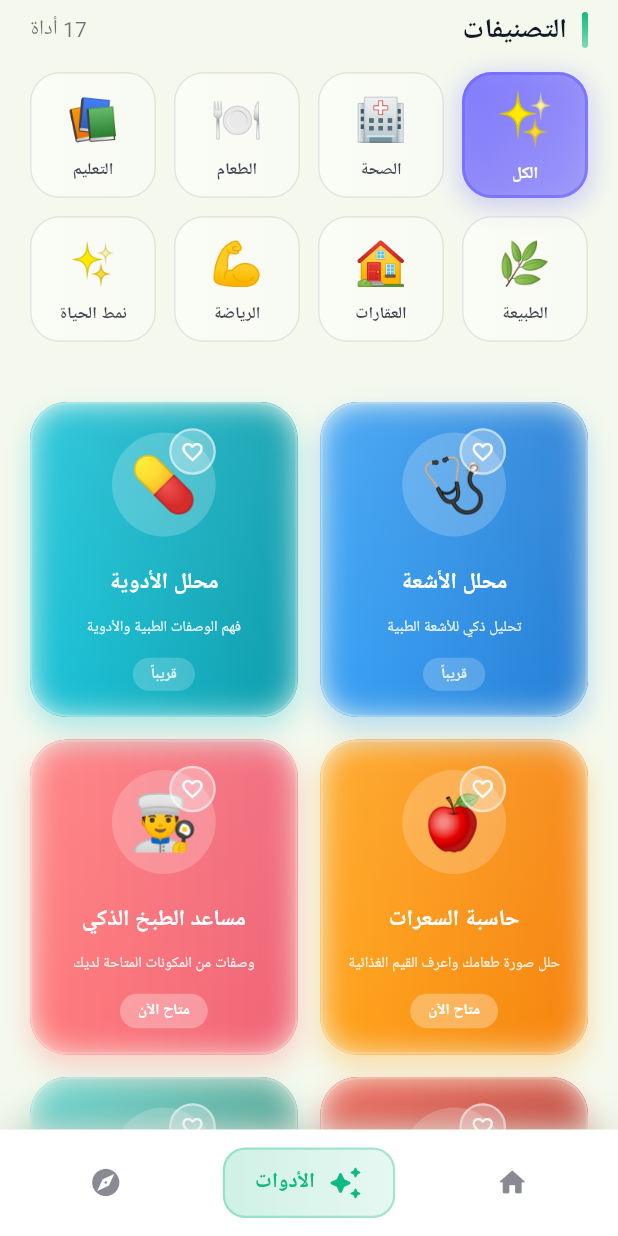
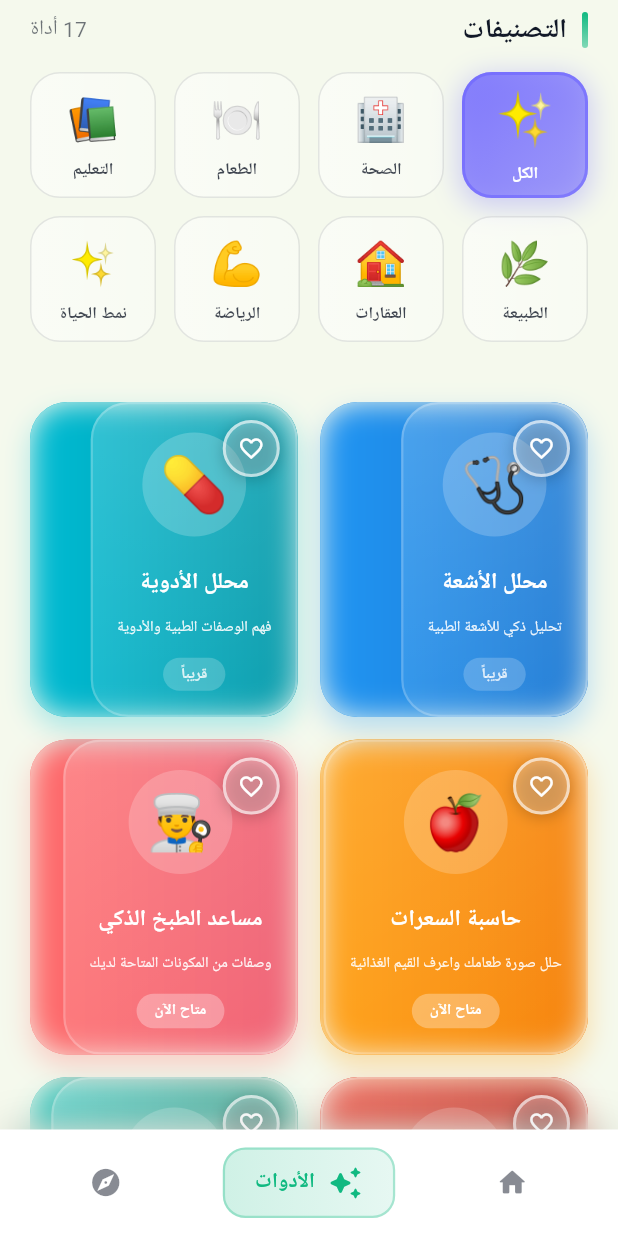
Before and after one commit to kkkrraamm/aldlma, a Flutter app: the AIToolsPage screen opened directly, scrolled down 576 dp, on a phone screen of 412 x 824 dp. Run offline on Flutter 3.47's test engine with Material 3 defaults, Android fonts, the phone set to English and light mode, and no system bars; our stand-ins replace cached_network_image, device_info_plus, firebase_core, firebase_messaging, fl_chart, flutter_local_notifications and 6 more; accounts and stored records are empty; network calls fail; Roboto replaces fonts that are missing (Cairo).

Commit message:
Improve favorite button position in tool cards
User Request: "ابي مكان القلب افضل من كذا"

Changes - Better Positioning:

Before:
- Heart icon was positioned on top-right of the tool icon
- Small size (16px)
- Overlapping with the emoji icon
- Less visible

After:
- Heart icon moved to top-right corner of the entire card
- Larger size (18px)
- Better spacing (12px from edges)
- More prominent and accessible

Design Improvements:

1. Position:
   Before: Positioned(top: 0, right: 0) on icon
   After: Positioned(top: 12, right: 12) on card

2. Size:
   Before: 16px icon, 6px padding
   After: 18px icon, 8px padding

3. Border:
   Before: 1.5px border
   After: 2px border (more visible)

4. Shadow:
   Added: BoxShadow for depth
   - color: black 0.2 opacity
   - blurRadius: 8
   - offset: (0, 2)

5. Background:
   Favorite: red 0.95 opacity (more solid)
   Not favorite: white 0.25 opacity (more visible)

Visual Structure:
┌─────────────────┐
│            ❤️   │ ← Better position
│                 │
│      🍽️         │
│  حاسبة السعرات  │
│                 │
│  [متاح الآن]    │
└─────────────────┘

Perfect positioning! ✨

```diff
--- a/lib/ai_tools_page.dart
+++ b/lib/ai_tools_page.dart
@@ -906,7 +906,9 @@ class _AIToolsPageState extends State<AIToolsPage> with SingleTickerProviderStat
           borderRadius: BorderRadius.circular(25),
           child: BackdropFilter(
             filter: ImageFilter.blur(sigmaX: 10, sigmaY: 10),
-            child: Container(
+            child: Stack(
+              children: [
+                Container(
                   padding: const EdgeInsets.all(16),
                   decoration: BoxDecoration(
                     gradient: LinearGradient(
@@ -926,9 +928,7 @@ class _AIToolsPageState extends State<AIToolsPage> with SingleTickerProviderStat
                   child: Column(
                     mainAxisAlignment: MainAxisAlignment.spaceBetween,
                     children: [
-                  // Icon مع زر المفضلة
-                  Stack(
-                    children: [
+                      // Icon
                       Container(
                         padding: const EdgeInsets.all(12),
                         decoration: BoxDecoration(
@@ -939,36 +939,6 @@ class _AIToolsPageState extends State<AIToolsPage> with SingleTickerProviderStat
                           tool['icon'],
                           style: const TextStyle(fontSize: 36),
                         ),
-                      ),
-                      // زر المفضلة
-                      Positioned(
-                        top: 0,
-                        right: 0,
-                        child: GestureDetector(
-                          onTap: () => _toggleFavorite(tool['title']),
-                          child: Container(
-                            padding: const EdgeInsets.all(6),
-                            decoration: BoxDecoration(
-                              color: _favoriteTools.contains(tool['title'])
-                                  ? Colors.red.withOpacity(0.9)
-                                  : Colors.white.withOpacity(0.3),
-                              shape: BoxShape.circle,
-                              border: Border.all(
-                                color: Colors.white.withOpacity(0.5),
-                                width: 1.5,
-                              ),
-                            ),
-                            child: Icon(
-                              _favoriteTools.contains(tool['title'])
-                                  ? Icons.favorite
-                                  : Icons.favorite_border,
-                              color: Colors.white,
-                              size: 16,
-                            ),
-                          ),
-                        ),
-                      ),
-                    ],
                       ),
                   const SizedBox(height: 10),
                   // Title
@@ -1040,6 +1010,43 @@ class _AIToolsPageState extends State<AIToolsPage> with SingleTickerProviderStat
                     ),
                   ],
                 ),
+                ),
+                // زر المفضلة في أعلى يمين البطاقة
+                Positioned(
+                  top: 12,
+                  right: 12,
+                  child: GestureDetector(
+                    onTap: () => _toggleFavorite(tool['title']),
+                    child: Container(
+                      padding: const EdgeInsets.all(8),
+                      decoration: BoxDecoration(
+                        color: _favoriteTools.contains(tool['title'])
+                            ? Colors.red.withOpacity(0.95)
+                            : Colors.white.withOpacity(0.25),
+                        shape: BoxShape.circle,
+                        border: Border.all(
+                          color: Colors.white.withOpacity(0.6),
+                          width: 2,
+                        ),
+                        boxShadow: [
+                          BoxShadow(
+                            color: Colors.black.withOpacity(0.2),
+                            blurRadius: 8,
+                            offset: const Offset(0, 2),
+                          ),
+                        ],
+                      ),
+                      child: Icon(
+                        _favoriteTools.contains(tool['title'])
+                            ? Icons.favorite
+                            : Icons.favorite_border,
+                        color: Colors.white,
+                        size: 18,
+                      ),
+                    ),
+                  ),
+                ),
+              ],
             ),
           ),
         ),
```
Lines whose indentation alone changed are shown as unchanged.
